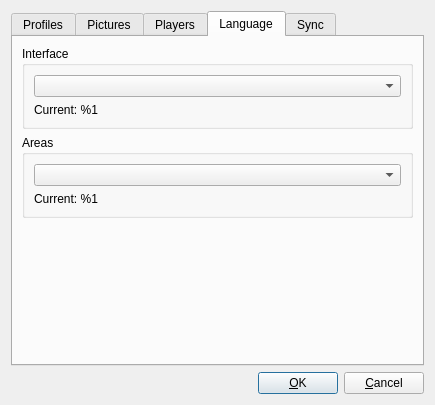
This is OptionsDialog.ui in SyDevTeam/gta5view as Qt 5 draws it before an edit. The edited form follows.
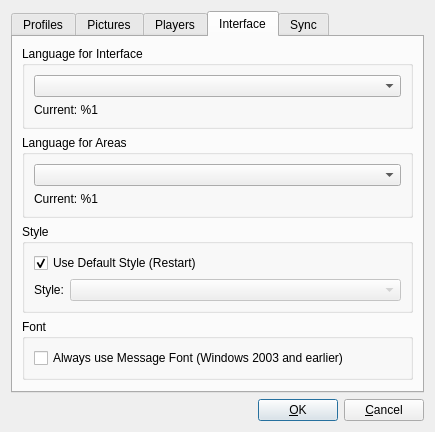
This is the edited form. The open tabs and pages were chosen to show the change.

Commit message: add JSON Editor + Interface improvements

```diff
--- a/OptionsDialog.ui
+++ b/OptionsDialog.ui
@@ -384,13 +384,13 @@
      </widget>
      <widget class="QWidget" name="tabLocalization">
       <attribute name="title">
-       <string>Language</string>
+       <string>Interface</string>
       </attribute>
       <layout class="QVBoxLayout" name="vlLocalization">
        <item>
         <widget class="QGroupBox" name="gbLanguage">
          <property name="title">
-          <string>Interface</string>
+          <string>Language for Interface</string>
          </property>
          <layout class="QVBoxLayout" name="vlLanguage">
           <item>
@@ -409,7 +409,7 @@
        <item>
         <widget class="QGroupBox" name="gbAreas">
          <property name="title">
-          <string>Areas</string>
+          <string>Language for Areas</string>
          </property>
          <layout class="QVBoxLayout" name="verticalLayout">
           <item>
@@ -425,6 +425,65 @@
          </layout>
         </widget>
        </item>
+       <item>
+        <widget class="QGroupBox" name="gbStyle">
+         <property name="title">
+          <string>Style</string>
+         </property>
+         <layout class="QVBoxLayout" name="vlStyle">
+          <item>
+           <widget class="QCheckBox" name="cbDefaultStyle">
+            <property name="text">
+             <string>Use Default Style (Restart)</string>
+            </property>
+            <property name="checked">
+             <bool>true</bool>
+            </property>
+           </widget>
+          </item>
+          <item>
+           <layout class="QHBoxLayout" name="hlStyle">
+            <item>
+             <widget class="QLabel" name="labStyle">
+              <property name="text">
+               <string>Style:</string>
+              </property>
+             </widget>
+            </item>
+            <item>
+             <widget class="QComboBox" name="cbStyleList">
+              <property name="enabled">
+               <bool>false</bool>
+              </property>
+              <property name="sizePolicy">
+               <sizepolicy hsizetype="Expanding" vsizetype="Fixed">
+                <horstretch>0</horstretch>
+                <verstretch>0</verstretch>
+               </sizepolicy>
+              </property>
+             </widget>
+            </item>
+           </layout>
+          </item>
+         </layout>
+        </widget>
+       </item>
+       <item>
+        <widget class="QGroupBox" name="gbFont">
+         <property name="title">
+          <string>Font</string>
+         </property>
+         <layout class="QVBoxLayout" name="vlFont">
+          <item>
+           <widget class="QCheckBox" name="cbAlwaysUseMessageFont">
+            <property name="text">
+             <string>Always use Message Font (Windows 2003 and earlier)</string>
+            </property>
+           </widget>
+          </item>
+         </layout>
+        </widget>
+       </item>
        <item>
         <spacer name="vsInterface">
          <property name="orientation">
```
Left out of the diff: 8 changed lines with no effect on the pictures. The commit also changes 33 other files.
